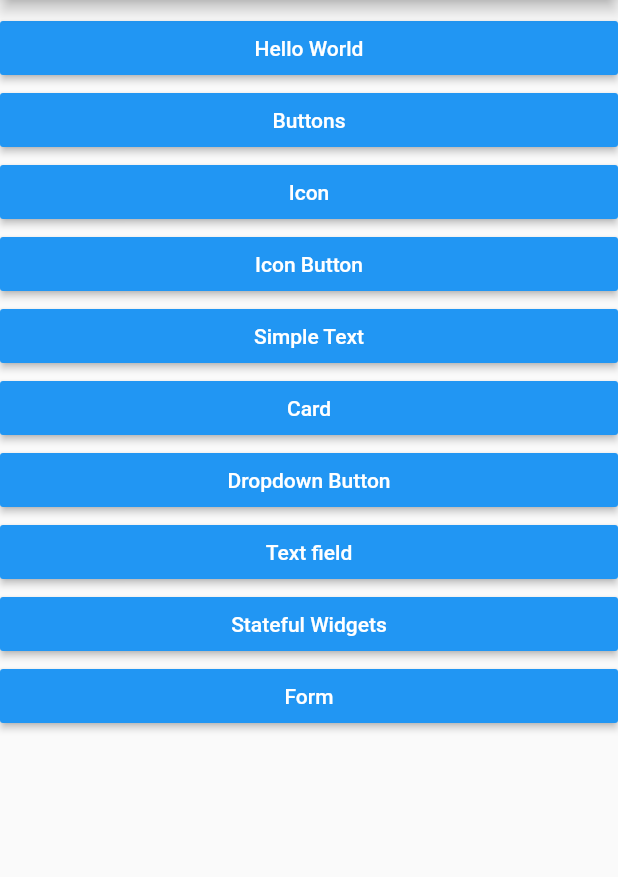
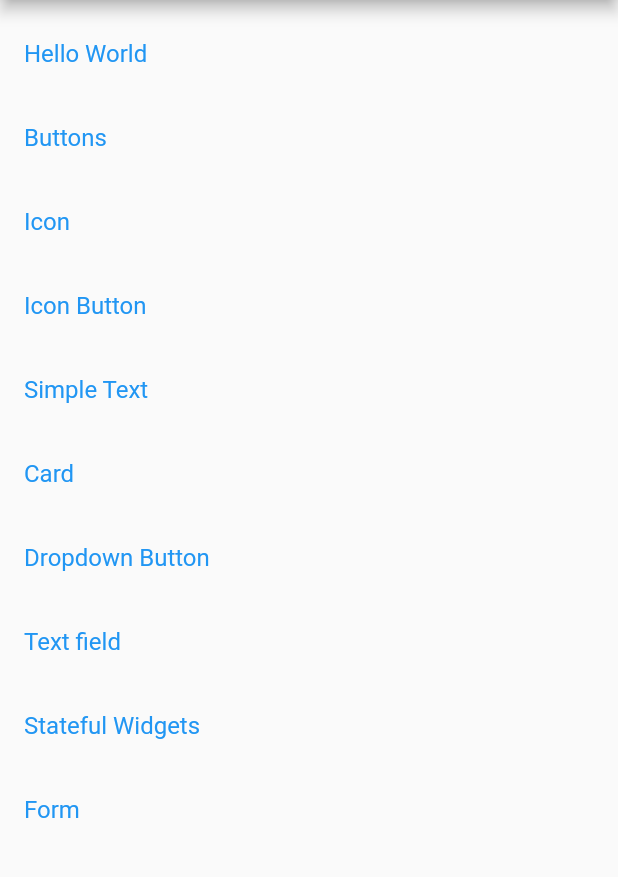
Before and after one commit to arifikhsan/flutter_components, a Flutter app: the screen it shows after launch, on a phone screen of 412 x 824 dp, the part 84-961 px from its top. Run offline on Flutter 3.47's test engine with Material 2 defaults, Android fonts, the phone set to English and light mode, and no system bars; our stand-ins replace fluttertoast.

Commit message:
change raised button to list tile

```diff
--- a/lib/pages/home_page.dart
+++ b/lib/pages/home_page.dart
@@ -13,102 +13,93 @@ class HomePage extends StatelessWidget {
         child: Center(
           child: ListView(
             children: <Widget>[
-              RaisedButton(
-                color: Colors.blue,
-                child: Text(
+              ListTile(
+                title: Text(
                   'Hello World',
-                  style: TextStyle(color: Colors.white),
+                  style: TextStyle(color: Colors.blue),
                 ),
-                onPressed: () {
+                onTap: () {
                   Navigator.pushNamed(context, '/hello_world');
                 },
               ),
-              RaisedButton(
-                color: Colors.blue,
-                child: Text(
+              ListTile(
+                title: Text(
                   'Buttons',
-                  style: TextStyle(color: Colors.white),
+                  style: TextStyle(color: Colors.blue),
                 ),
-                onPressed: () {
+                onTap: () {
                   Navigator.pushNamed(context, '/button');
                 },
               ),
-              RaisedButton(
-                color: Colors.blue,
-                child: Text(
+              ListTile(
+                title: Text(
                   'Icon',
-                  style: TextStyle(color: Colors.white),
+                  style: TextStyle(color: Colors.blue),
                 ),
-                onPressed: () {
+                onTap: () {
                   Navigator.pushNamed(context, '/icon');
                 },
               ),
-              RaisedButton(
-                color: Colors.blue,
-                child: Text(
+              ListTile(
+                title: Text(
                   'Icon Button',
-                  style: TextStyle(color: Colors.white),
+                  style: TextStyle(color: Colors.blue),
                 ),
-                onPressed: () {
+                onTap: () {
                   Navigator.pushNamed(context, '/icon_button');
                 },
               ),
-              RaisedButton(
-                  color: Colors.blue,
-                  child: Text(
-                    'Simple Text',
-                    style: TextStyle(color: Colors.white),
-                  ),
-                  onPressed: () {
-                    Navigator.pushNamed(context, '/text');
-                  }),
-              RaisedButton(
-                color: Colors.blue,
-                child: Text(
+              ListTile(
+                title: Text(
+                  'Simple Text',
+                  style: TextStyle(color: Colors.blue),
+                ),
+                onTap: () {
+                  Navigator.pushNamed(context, '/text');
+                },
+              ),
+              ListTile(
+                title: Text(
                   'Card',
-                  style: TextStyle(color: Colors.white),
+                  style: TextStyle(color: Colors.blue),
                 ),
-                onPressed: () {
+                onTap: () {
                   Navigator.pushNamed(context, '/card');
                 },
               ),
-              RaisedButton(
-                color: Colors.blue,
-                child: Text(
+              ListTile(
+                title: Text(
                   'Dropdown Button',
-                  style: TextStyle(color: Colors.white),
+                  style: TextStyle(color: Colors.blue),
                 ),
-                onPressed: () {
+                onTap: () {
                   Navigator.pushNamed(context, '/dropdown_button');
                 },
               ),
-              RaisedButton(
-                color: Colors.blue,
-                child: Text(
+              ListTile(
+                title: Text(
                   'Text field',
-                  style: TextStyle(color: Colors.white),
+                  style: TextStyle(color: Colors.blue),
                 ),
-                onPressed: () {
+                onTap: () {
                   Navigator.pushNamed(context, '/text_field');
                 },
               ),
-              RaisedButton(
-                color: Colors.blue,
-                child: Text(
+              ListTile(
+                title: Text(
                   'Stateful Widgets',
-                  style: TextStyle(color: Colors.white),
+                  style: TextStyle(color: Colors.blue),
                 ),
-                onPressed: () {
+                onTap: () {
                   Navigator.pushNamed(context, '/stateful_widgets');
                 },
               ),
-              RaisedButton(
-                color: Colors.blue,
-                child: Text(
+              ListTile(
+                title: Text(
                   'Form',
-                  style: TextStyle(color: Colors.white),
+                  style: TextStyle(color: Colors.blue),
                 ),
-                onPressed: () {
+                onTap: () {
                   Navigator.pushNamed(context, '/form');
                 },
               )
```
